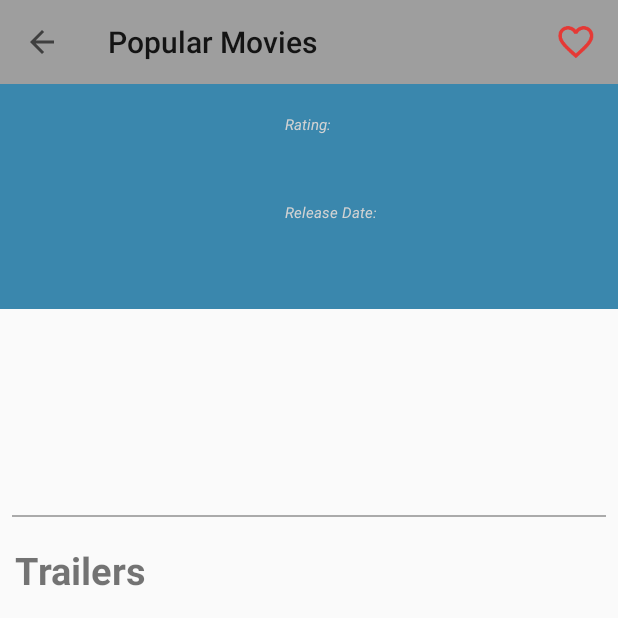
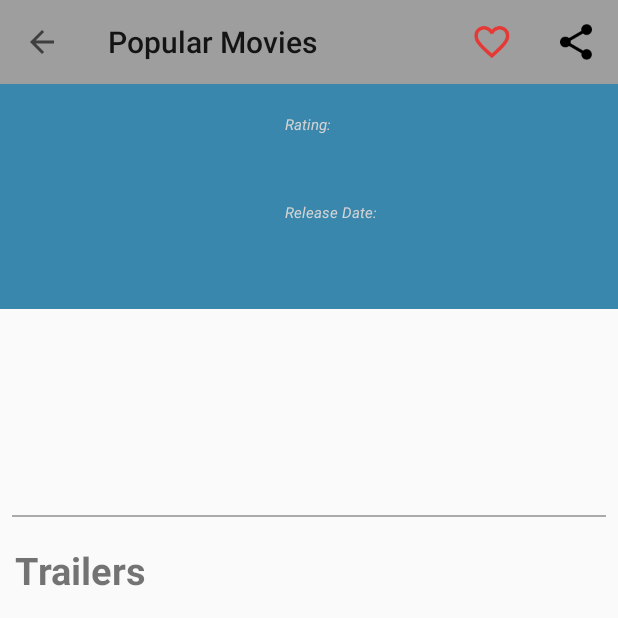
Before and after one commit to davidpn11/Movies-App, an Android app: the DetailsActivity screen opened directly, with no data from a screen before it, after a tap on "Favorite", on a phone screen of 412 x 824 dp, the top half of it. Run offline under Robolectric (Android 15) with nearby library versions, the phone set to English and light mode, and no system bars; our stand-ins replace ButterKnife, Picasso; pictures from the network do not load; 1 statement that could not run was skipped.

Commit message:
Fixed up navigation bug

```diff
--- a/app/src/main/java/com/example/david/popularmovies/ui/DetailsActivity.java
+++ b/app/src/main/java/com/example/david/popularmovies/ui/DetailsActivity.java
@@ -100,7 +100,7 @@ public class DetailsActivity extends AppCompatActivity {
 
         }catch (Exception e){
             e.printStackTrace();
-            Toast.makeText(this, "Something went wrong!", Toast.LENGTH_SHORT).show();
+            Toast.makeText(this, getResources().getString(R.string.error_string), Toast.LENGTH_SHORT).show();
             finish();
         }
     }
@@ -116,6 +116,7 @@ public class DetailsActivity extends AppCompatActivity {
 
     @Override
     public boolean onOptionsItemSelected(MenuItem item) {
+
         int id = item.getItemId();
 
         if(id == R.id.menu_favorite){
@@ -126,9 +127,22 @@ public class DetailsActivity extends AppCompatActivity {
                 addFavorite();
                 isFavorite = true;
             }
+        }
+        if(id == R.id.menu_share){
+            shareMovieTrailer();
+        }
+        return super.onOptionsItemSelected(item);
+    }
 
-        }
-        return true;
+    public void shareMovieTrailer(){
+        Trailer t = mTrailerList.get(0);
+        String url = "http://www.youtube.com/watch?v" + t.source();
+        String msg = "Hey! Check out this trailer: "+url;
+        Intent it = new Intent(android.content.Intent.ACTION_SEND);
+        it.setType("text/plain");
+        it.putExtra(android.content.Intent.EXTRA_SUBJECT, "Popular Movies");
+        it.putExtra(android.content.Intent.EXTRA_TEXT, msg);
+        startActivity(Intent.createChooser(it,getResources().getString(R.string.share_string)));
     }
 
     public void checkFavorite(){
@@ -147,9 +161,9 @@ public class DetailsActivity extends AppCompatActivity {
     public void addFavorite(){
         if(FavoritesUtils.addFavorite(getApplicationContext(),mMovie)){
             favoriteIcon.setIcon(R.mipmap.ic_favorite);
-            Toast.makeText(this, "Movie added to Favorites!", Toast.LENGTH_SHORT).show();
+            Toast.makeText(this, getResources().getString(R.string.movie_added), Toast.LENGTH_SHORT).show();
         }else{
-            Toast.makeText(this, "Something went wrong!", Toast.LENGTH_SHORT).show();
+            Toast.makeText(this, getResources().getString(R.string.error_string), Toast.LENGTH_SHORT).show();
         }
     }
 
@@ -158,9 +172,9 @@ public class DetailsActivity extends AppCompatActivity {
             String stringId = mMovie.id();
             if(FavoritesUtils.deleteFavorite(this,stringId)){
                 favoriteIcon.setIcon(R.mipmap.ic_favorite_border);
-                Toast.makeText(this,"Movie deleted to Favorites!", Toast.LENGTH_SHORT).show();
+                Toast.makeText(this,getResources().getString(R.string.movie_deleted), Toast.LENGTH_SHORT).show();
             }else{
-                Toast.makeText(this,"Something went wrong!", Toast.LENGTH_SHORT).show();
+                Toast.makeText(this,getResources().getString(R.string.error_string), Toast.LENGTH_SHORT).show();
             }
         }catch (Exception e){
             e.printStackTrace();
--- a/app/src/main/res/menu/menu_details.xml
+++ b/app/src/main/res/menu/menu_details.xml
@@ -8,5 +8,12 @@
         android:icon="@mipmap/ic_favorite_border"
         android:title="@string/menu_favorite"
         />
+    <item
+        android:id="@+id/menu_share"
+        android:orderInCategory="1"
+        app:showAsAction="ifRoom"
+        android:icon="@mipmap/ic_share"
+        android:title="@string/menu_share"
+        />
 
 </menu>
--- a/app/src/main/res/values/strings.xml
+++ b/app/src/main/res/values/strings.xml
@@ -3,12 +3,18 @@
     <string name="menu_refresh">Refresh</string>
     <string name="menu_favorite">Favorite</string>
     <string name="menu_sort">Sort</string>
+    <string name="menu_share">Share</string>
     <string name="details_release">Release Date:</string>
     <string name="details_rate">Rating:</string>
     <string name="movie_poster">Movie Poster</string>
     <string name="reviews_header">Reviews</string>
     <string name="trailers_header">Trailers</string>
     <string name="shared_pref_sort">SORT</string>
+
+    <string name="error_string">Something went wrong!</string>
+    <string name="movie_added">Movie added to favorites!</string>
+    <string name="movie_deleted">Movie deleted from favorites!</string>
+    <string name="share_string">Share</string>
 
     <!--Sort option strings-->
     <array name="sort_options">
```
Also changed, not shown: app/src/main/ic_share-web.png (added), app/src/main/res/mipmap-hdpi/ic_share.png (added), app/src/main/res/mipmap-mdpi/ic_share.png (added), app/src/main/res/mipmap-xhdpi/ic_share.png (added), app/src/main/res/mipmap-xxhdpi/ic_share.png (added), app/src/main/res/mipmap-xxxhdpi/ic_share.png (added).
